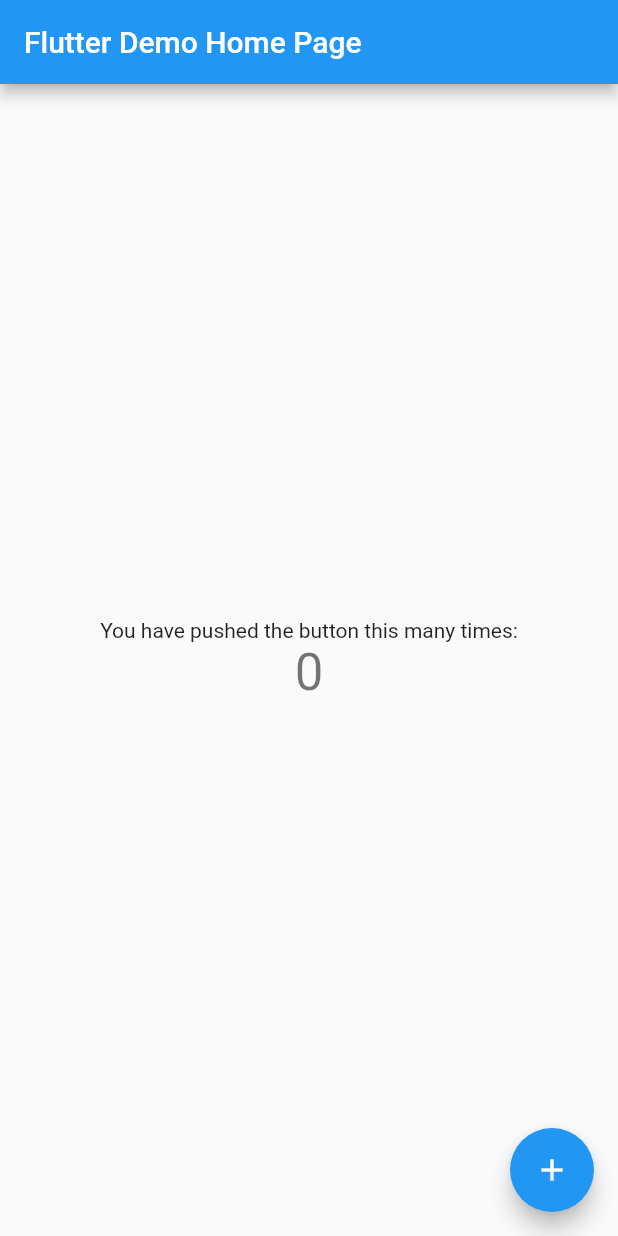
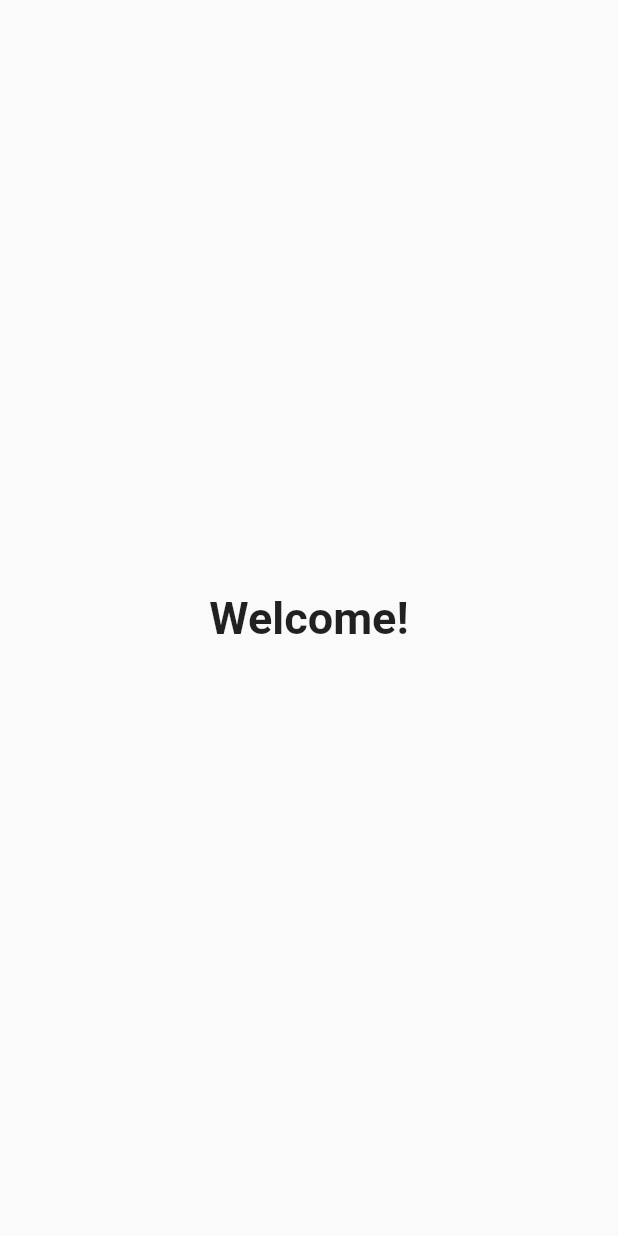
Before and after one commit to Bill-Merickel/immedialert, a Flutter app: the screen it shows after launch, on a phone screen of 412 x 824 dp. Run offline on Flutter 3.47's test engine with Material 2 defaults, Android fonts, the light colour scheme and no system bars; our stand-ins replace cloud_firestore, firebase_auth, firebase_messaging; accounts and stored records are empty.

Commit message:
Setup Firebase Authentication and Provider, add dependencies, and setup data models and screens

```diff
--- a/lib/main.dart
+++ b/lib/main.dart
@@ -1,111 +1,47 @@
+import 'package:emergencycommunication/screens/home_screen.dart';
+import 'package:emergencycommunication/screens/login_screen.dart';
+import 'package:emergencycommunication/services/auth_service.dart';
+import 'package:emergencycommunication/models/user_data.dart';
 import 'package:flutter/material.dart';
+import 'package:firebase_auth/firebase_auth.dart';
+import 'package:provider/provider.dart';
 
-void main() => runApp(MyApp());
+void main() => runApp(
+      MultiProvider(
+        providers: [
+          ChangeNotifierProvider(
+            create: (_) => UserData(),
+          ),
+          Provider<AuthService>(
+            create: (_) => AuthService(),
+          ),
+        ],
+        child: MyApp(),
+      ),
+    );
 
 class MyApp extends StatelessWidget {
   // This widget is the root of your application.
   @override
   Widget build(BuildContext context) {
     return MaterialApp(
-      title: 'Flutter Demo',
+      title: 'Emergency Communication',
+      debugShowCheckedModeBanner: false,
       theme: ThemeData(
-        // This is the theme of your application.
-        //
-        // Try running your application with "flutter run". You'll see the
-        // application has a blue toolbar. Then, without quitting the app, try
-        // changing the primarySwatch below to Colors.green and then invoke
-        // "hot reload" (press "r" in the console where you ran "flutter run",
-        // or simply save your changes to "hot reload" in a Flutter IDE).
-        // Notice that the counter didn't reset back to zero; the application
-        // is not restarted.
-        primarySwatch: Colors.blue,
+        primaryColor: Colors.white,
       ),
-      home: MyHomePage(title: 'Flutter Demo Home Page'),
+      home: StreamBuilder<FirebaseUser>(
+        stream: Provider.of<AuthService>(context, listen: false).user,
+        builder: (BuildContext context, AsyncSnapshot snapshot) {
+          if (snapshot.hasData) {
+            Provider.of<UserData>(context, listen: false).currentUserId =
+                snapshot.data.uid;
+            return HomeScreen();
+          } else {
+            return LoginScreen();
+          }
+        },
+      ),
     );
   }
 }
-
-class MyHomePage extends StatefulWidget {
-  MyHomePage({Key key, this.title}) : super(key: key);
-
-  // This widget is the home page of your application. It is stateful, meaning
-  // that it has a State object (defined below) that contains fields that affect
-  // how it looks.
-
-  // This class is the configuration for the state. It holds the values (in this
-  // case the title) provided by the parent (in this case the App widget) and
-  // used by the build method of the State. Fields in a Widget subclass are
-  // always marked "final".
-
-  final String title;
-
-  @override
-  _MyHomePageState createState() => _MyHomePageState();
-}
-
-class _MyHomePageState extends State<MyHomePage> {
-  int _counter = 0;
-
-  void _incrementCounter() {
-    setState(() {
-      // This call to setState tells the Flutter framework that something has
-      // changed in this State, which causes it to rerun the build method below
-      // so that the display can reflect the updated values. If we changed
-      // _counter without calling setState(), then the build method would not be
-      // called again, and so nothing would appear to happen.
-      _counter++;
-    });
-  }
-
-  @override
-  Widget build(BuildContext context) {
-    // This method is rerun every time setState is called, for instance as done
-    // by the _incrementCounter method above.
-    //
-    // The Flutter framework has been optimized to make rerunning build methods
-    // fast, so that you can just rebuild anything that needs updating rather
-    // than having to individually change instances of widgets.
-    return Scaffold(
-      appBar: AppBar(
-        // Here we take the value from the MyHomePage object that was created by
-        // the App.build method, and use it to set our appbar title.
-        title: Text(widget.title),
-      ),
-      body: Center(
-        // Center is a layout widget. It takes a single child and positions it
-        // in the middle of the parent.
-        child: Column(
-          // Column is also a layout widget. It takes a list of children and
-          // arranges them vertically. By default, it sizes itself to fit its
-          // children horizontally, and tries to be as tall as its parent.
-          //
-          // Invoke "debug painting" (press "p" in the console, choose the
-          // "Toggle Debug Paint" action from the Flutter Inspector in Android
-          // Studio, or the "Toggle Debug Paint" command in Visual Studio Code)
-          // to see the wireframe for each widget.
-          //
-          // Column has various properties to control how it sizes itself and
-          // how it positions its children. Here we use mainAxisAlignment to
-          // center the children vertically; the main axis here is the vertical
-          // axis because Columns are vertical (the cross axis would be
-          // horizontal).
-          mainAxisAlignment: MainAxisAlignment.center,
-          children: <Widget>[
-            Text(
-              'You have pushed the button this many times:',
-            ),
-            Text(
-              '$_counter',
-              style: Theme.of(context).textTheme.display1,
-            ),
-          ],
-        ),
-      ),
-      floatingActionButton: FloatingActionButton(
-        onPressed: _incrementCounter,
-        tooltip: 'Increment',
-        child: Icon(Icons.add),
-      ), // This trailing comma makes auto-formatting nicer for build methods.
-    );
-  }
-}
--- /dev/null
+++ b/lib/models/user_data.dart
@@ -0,0 +1,5 @@
+import 'package:flutter/material.dart';
+
+class UserData extends ChangeNotifier {
+  String currentUserId;
+}
--- /dev/null
+++ b/lib/screens/login_screen.dart
@@ -0,0 +1,23 @@
+import 'package:flutter/material.dart';
+
+class LoginScreen extends StatefulWidget {
+  @override
+  _LoginScreenState createState() => _LoginScreenState();
+}
+
+class _LoginScreenState extends State<LoginScreen> {
+  @override
+  Widget build(BuildContext context) {
+    return Scaffold(
+      body: Center(
+        child: Text(
+          'Welcome!',
+          style: TextStyle(
+            fontSize: 30.0,
+            fontWeight: FontWeight.w600,
+          ),
+        ),
+      ),
+    );
+  }
+}
--- /dev/null
+++ b/lib/utilities/constants.dart
@@ -0,0 +1,5 @@
+import 'package:cloud_firestore/cloud_firestore.dart';
+
+final Firestore _db = Firestore.instance;
+final usersRef = _db.collection('users');
+final chatsRef = _db.collection('chats');
```
Also changed, not shown: lib/models/user_model.dart (added, +24 -0 lines), lib/screens/home_screen.dart (added, +17 -0 lines), lib/services/auth_service.dart (added, +44 -0 lines), pubspec.yaml (+16 -0 lines), pubspec.lock, 7 other files.
